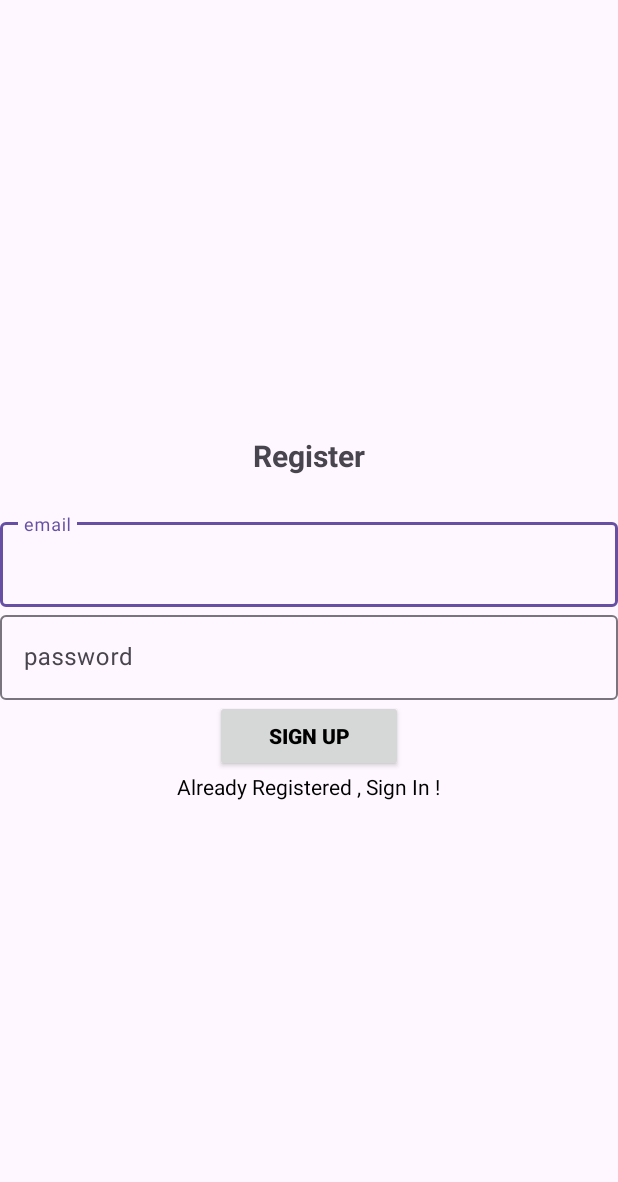
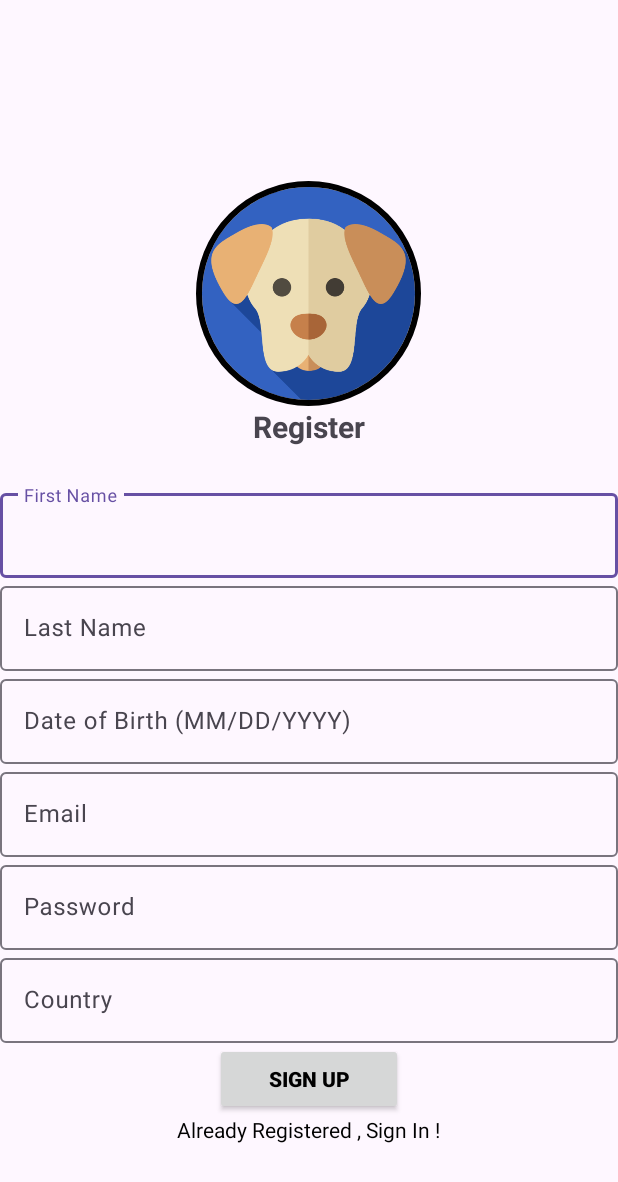
Before and after one commit to CodeByLess/491-Theragarden, an Android app: the screen it shows after launch (Registration), after a tap on "Not Registered Yet , Sign Up !", on a phone screen of 412 x 824 dp. Shown: the top 1182 px of the screen. Run offline under Robolectric (Android 15) with nearby library versions, the phone set to English and light mode, and no system bars; our stand-ins replace CircleImageView, Firebase (no records; nobody signed in at launch, a user with empty details on screens opened directly).

Commit message:
completed: Profile page, back button to homescreen, fixed sign up page, saves user info to database todo: make working delete/edit buttons

```diff
--- a/app/build.gradle.kts
+++ b/app/build.gradle.kts
@@ -41,6 +41,7 @@ android {
 
 dependencies {
 
+    implementation(libs.circleimageview)
     implementation(libs.androidx.core.ktx)
     implementation(libs.androidx.appcompat)
     implementation(libs.material)
@@ -55,6 +56,8 @@ dependencies {
     implementation(libs.androidx.credentials.play.services.auth)
     implementation(libs.googleid)
     implementation(libs.androidx.activity)
+    implementation(libs.androidx.annotation)
+    implementation(libs.firebase.storage)
     testImplementation(libs.junit)
     androidTestImplementation(libs.androidx.junit)
     androidTestImplementation(libs.androidx.espresso.core)
--- /dev/null
+++ b/app/src/main/java/com/example/myapplication/util/Collection.kt
@@ -0,0 +1,5 @@
+package com.example.myapplication.util
+
+object Collection {
+    const val USER_COLLECTION = "user"
+}
--- a/app/src/main/res/layout/activity_registration.xml
+++ b/app/src/main/res/layout/activity_registration.xml
@@ -10,6 +10,22 @@
     android:layout_height="match_parent"
     tools:context=".Registration">
 
+    <de.hdodenhof.circleimageview.CircleImageView
+        android:id="@+id/profile_image"
+        android:layout_width="150dp"
+        android:layout_height="150dp"
+        android:layout_marginTop="60dp"
+        android:src="@drawable/dog"
+        android:contentDescription="@string/profile_picture"
+
+        app:civ_border_width="4dp"
+        app:civ_border_color="#FF000000"
+
+        app:layout_constraintTop_toTopOf="parent"
+        app:layout_constraintStart_toStartOf="parent"
+        app:layout_constraintEnd_toEndOf="parent"
+        app:layout_constraintHorizontal_bias="0.5" />
+
     <TextView
         android:text="@string/register"
         android:textSize="20sp"
@@ -18,6 +34,36 @@
         android:layout_marginBottom="25dp"
         android:layout_width="match_parent"
         android:layout_height="wrap_content" />
+    <com.google.android.material.textfield.TextInputLayout
+        android:layout_width="match_parent"
+        android:layout_height="wrap_content">
+        <com.google.android.material.textfield.TextInputEditText
+            android:id="@+id/first"
+            android:hint="@string/first_name"
+            android:layout_width="match_parent"
+            android:layout_height="wrap_content" />
+    </com.google.android.material.textfield.TextInputLayout>
+
+    <com.google.android.material.textfield.TextInputLayout
+        android:layout_width="match_parent"
+        android:layout_height="wrap_content">
+        <com.google.android.material.textfield.TextInputEditText
+            android:id="@+id/last"
+            android:hint="@string/last_name"
+            android:layout_width="match_parent"
+            android:layout_height="wrap_content" />
+    </com.google.android.material.textfield.TextInputLayout>
+
+    <com.google.android.material.textfield.TextInputLayout
+        android:layout_width="match_parent"
+        android:layout_height="wrap_content">
+        <com.google.android.material.textfield.TextInputEditText
+            android:id="@+id/DOB"
+            android:hint="@string/date_of_birth_mm_dd_yyyy"
+            android:layout_width="match_parent"
+            android:layout_height="wrap_content" />
+    </com.google.android.material.textfield.TextInputLayout>
+
     <com.google.android.material.textfield.TextInputLayout
         android:layout_width="match_parent"
         android:layout_height="wrap_content">
@@ -38,12 +84,22 @@
             android:layout_height="wrap_content" />
     </com.google.android.material.textfield.TextInputLayout>
 
+    <com.google.android.material.textfield.TextInputLayout
+        android:layout_width="match_parent"
+        android:layout_height="wrap_content">
+        <com.google.android.material.textfield.TextInputEditText
+            android:id="@+id/Country"
+            android:hint="@string/country"
+            android:layout_width="match_parent"
+            android:layout_height="wrap_content" />
+    </com.google.android.material.textfield.TextInputLayout>
+
     <androidx.appcompat.widget.AppCompatButton
         android:id="@+id/button"
         android:layout_width="125dp"
         android:layout_height="wrap_content"
         android:layout_marginHorizontal="16dp"
-        android:text="Sign Up"
+        android:text="@string/sign_up"
         android:textColor="@color/black"
         android:textStyle="bold"
         app:layout_constraintBottom_toBottomOf="parent"
--- a/app/src/main/res/values/strings.xml
+++ b/app/src/main/res/values/strings.xml
@@ -3,11 +3,32 @@
     <string name="title_home">Home</string>
     <string name="title_dashboard">Dashboard</string>
     <string name="title_notifications">Notifications</string>
-    <string name="login">Login</string>
-    <string name="email">email</string>
-    <string name="password">password</string>
+
     <string name="register">Register</string>
     <string name="already_registered_sign_in">Already Registered , Sign In !</string>
     <string name="not_registered_yet_sign_up">Not Registered Yet , Sign Up !</string>
     <string name="sign_in">Sign In</string>
+    <string name="title_activity_profile">Profile</string>
+    <string name="prompt_email">Email</string>
+    <string name="prompt_password">Password</string>
+    <string name="action_sign_in">Sign in or register</string>
+    <string name="action_sign_in_short">Sign in</string>
+    <string name="welcome">"Welcome !"</string>
+    <string name="invalid_username">Not a valid username</string>
+    <string name="invalid_password">Password must be >5 characters</string>
+    <string name="login_failed">"Login failed"</string>
+    <string name="profile_picture">profile picture</string>
+    <string name="sign_up">Sign Up</string>
+    <string name="first_name">First Name</string>
+    <string name="last_name">Last Name</string>
+    <string name="email">Email</string>
+    <string name="date_of_birth_mm_dd_yyyy">Date of Birth (MM/DD/YYYY)</string>
+    <string name="country">Country</string>
+    <string name="password">Password</string>
+    <string name="login">Login</string>
+    <string name="profile">Profile</string>
+    <string name="edit_profile">edit profile</string>
+    <string name="delete_profile">delete profile</string>
+    <string name="back">back</string>
+
 </resources>
--- a/gradle/libs.versions.toml
+++ b/gradle/libs.versions.toml
@@ -1,5 +1,6 @@
 [versions]
 agp = "8.10.1"
+circleimageview = "3.1.0"
 kotlin = "2.0.21"
 coreKtx = "1.17.0"
 junit = "4.13.2"
@@ -19,9 +20,12 @@ credentials = "1.5.0"
 credentialsPlayServicesAuth = "1.5.0"
 googleid = "1.1.1"
 activity = "1.11.0"
+annotation = "1.6.0"
+firebaseStorage = "22.0.1"
 
 [libraries]
 androidx-core-ktx = { group = "androidx.core", name = "core-ktx", version.ref = "coreKtx" }
+circleimageview = { module = "de.hdodenhof:circleimageview", version.ref = "circleimageview" }
 junit = { group = "junit", name = "junit", version.ref = "junit" }
 androidx-junit = { group = "androidx.test.ext", name = "junit", version.ref = "junitVersion" }
 androidx-espresso-core = { group = "androidx.test.espresso", name = "espresso-core", version.ref = "espressoCore" }
@@ -38,6 +42,8 @@ androidx-credentials = { group = "androidx.credentials", name = "credentials", v
 androidx-credentials-play-services-auth = { group = "androidx.credentials", name = "credentials-play-services-auth", version.ref = "credentialsPlayServicesAuth" }
 googleid = { group = "com.google.android.libraries.identity.googleid", name = "googleid", version.ref = "googleid" }
 androidx-activity = { group = "androidx.activity", name = "activity", version.ref = "activity" }
+androidx-annotation = { group = "androidx.annotation", name = "annotation", version.ref = "annotation" }
+firebase-storage = { group = "com.google.firebase", name = "firebase-storage", version.ref = "firebaseStorage" }
 
 [plugins]
 android-application = { id = "com.android.application", version.ref = "agp" }
```
Also changed, not shown: app/src/main/AndroidManifest.xml (+13 -8 lines), app/src/main/java/com/example/myapplication/Profile.kt (+25 -1 lines), app/src/main/java/com/example/myapplication/ProfileEdit.kt (+17 -1 lines), app/src/main/java/com/example/myapplication/Registration.kt (+31 -3 lines), app/src/main/java/com/example/myapplication/User.kt (added, +8 -0 lines), app/src/main/java/com/example/myapplication/ui/home/HomeFragment.kt (+11 -0 lines), app/src/main/res/layout/activity_profile.xml (added, +105 -0 lines), app/src/main/res/layout/activity_profile_edit.xml (added, +10 -0 lines), app/src/main/res/layout/fragment_home.xml (+12 -0 lines), app/src/main/res/drawable/dog.png (added).
